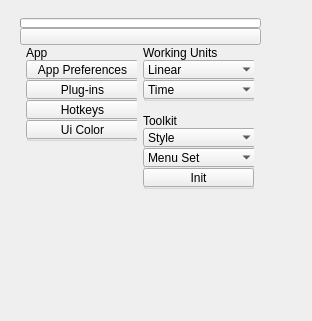
Qt form ui/1_base_menus/2_sub_menus/3_main_menus/preferences.ui (m3trik/Scripts_portable) before a commit.
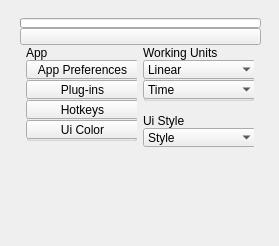
The same form after that commit. Custom widgets are drawn as their Qt base class.

```diff
--- a/ui/1_base_menus/2_sub_menus/3_main_menus/preferences.ui
+++ b/ui/1_base_menus/2_sub_menus/3_main_menus/preferences.ui
@@ -9,8 +9,8 @@
    <rect>
     <x>0</x>
     <y>0</y>
-    <width>312</width>
-    <height>321</height>
+    <width>279</width>
+    <height>246</height>
    </rect>
   </property>
   <property name="minimumSize">
@@ -307,7 +307,7 @@
            <property name="minimumSize">
             <size>
              <width>0</width>
-             <height>76</height>
+             <height>34</height>
             </size>
            </property>
            <property name="maximumSize">
@@ -317,7 +317,7 @@
             </size>
            </property>
            <property name="title">
-            <string>Toolkit</string>
+            <string>Ui Style</string>
            </property>
            <widget class="QComboBox_" name="cmb000">
             <property name="geometry">
@@ -358,61 +358,6 @@
              </property>
             </item>
            </widget>
-           <widget class="QComboBox_" name="cmb003">
-            <property name="geometry">
-             <rect>
-              <x>0</x>
-              <y>35</y>
-              <width>113</width>
-              <height>19</height>
-             </rect>
-            </property>
-            <property name="minimumSize">
-             <size>
-              <width>113</width>
-              <height>0</height>
-             </size>
-            </property>
-            <property name="maximumSize">
-             <size>
-              <width>113</width>
-              <height>19</height>
-             </size>
-            </property>
-            <property name="toolTip">
-             <string>Select shorcut menu set type.</string>
-            </property>
-            <property name="maxVisibleItems">
-             <number>50</number>
-            </property>
-            <property name="sizeAdjustPolicy">
-             <enum>QComboBox::AdjustToContentsOnFirstShow</enum>
-            </property>
-            <property name="frame">
-             <bool>false</bool>
-            </property>
-            <item>
-             <property name="text">
-              <string>Menu Set</string>
-             </property>
-            </item>
-           </widget>
-           <widget class="QPushButton" name="b000">
-            <property name="geometry">
-             <rect>
-              <x>0</x>
-              <y>55</y>
-              <width>111</width>
-              <height>19</height>
-             </rect>
-            </property>
-            <property name="toolTip">
-             <string>Re-Initialize instance</string>
-            </property>
-            <property name="text">
-             <string>Init</string>
-            </property>
-           </widget>
           </widget>
          </item>
          <item>
```
